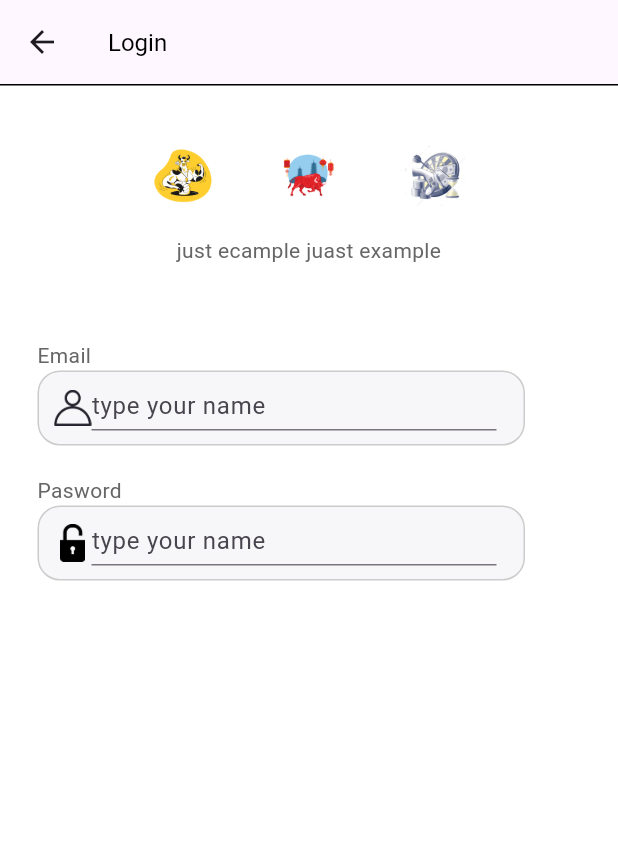
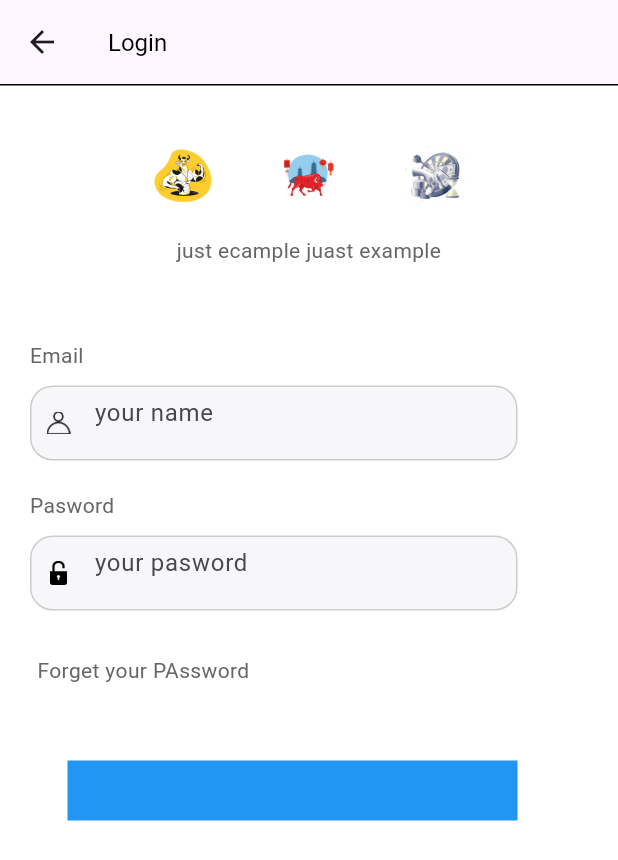
Before and after one commit to Berlinkg/app-one, a Flutter app: the SingIn screen opened by its route, on a phone screen of 412 x 824 dp. Shown: the top 860 px of the screen. Run offline on Flutter 3.47's test engine with Material 2 defaults, Android fonts, the phone set to English and light mode, and no system bars; our stand-ins replace dots_indicator, flutter_riverpod.

Commit message:
password

```diff
--- /dev/null
+++ b/lib/common/widgets/button_widgets.dart
@@ -0,0 +1,14 @@
+import 'package:flutter/material.dart';
+// import 'package:shop_app_2/common/utils/colors.dart';
+
+Widget appButton() {
+  return GestureDetector(
+    onTap: () {},
+    child: Container(
+      margin: const EdgeInsets.only(left: 45, right: 45),
+      height: 40,
+      width: 300,
+      decoration: const BoxDecoration(color: Colors.blue),
+    ),
+  );
+}
--- a/lib/pages/sing/sing_in_wideget.dart
+++ b/lib/pages/sing/sing_in_wideget.dart
@@ -46,13 +46,18 @@ Widget _loginButton(
 Widget appTextFile(
     {String text = '',
     String iconName = '',
-    String hinText = "type your name"}) {
+    String hinText = "type your adress",
+    bool obscureText = false}) {
   return Container(
-    padding: const EdgeInsets.only(left: 25, right: 22),
+    padding: const EdgeInsets.only(left: 20, right: 22),
     child: Column(
       crossAxisAlignment: CrossAxisAlignment.start,
       children: [
         text14Normal(text: text),
+        //Emaidyn razmerin karait /choiot
+        const SizedBox(
+          height: 10,
+        ),
         Container(
           width: 325,
           height: 50,
@@ -65,15 +70,30 @@ Widget appTextFile(
                 child: appImage(imagePath: iconName),
               ),
               //our tex filed Davai rabotai
-              //azyr kelet meniki/anan oshentyp menda yirotom
-              // sen bashka nerseni uirot komptu bashyna urasynby
-              // konechno
               Container(
                 width: 270,
                 height: 30,
                 child: TextField(
                   keyboardType: TextInputType.multiline,
-                  decoration: InputDecoration(hintText: hinText),
+                  decoration: InputDecoration(
+                    hintText: hinText,
+                    border: const OutlineInputBorder(
+                      borderSide: BorderSide(color: Colors.transparent),
+                    ),
+                    enabledBorder: const OutlineInputBorder(
+                      borderSide: BorderSide(color: Colors.transparent),
+                    ),
+                    focusedBorder: const OutlineInputBorder(
+                      borderSide: BorderSide(color: Colors.transparent),
+                    ),
+                    disabledBorder: const OutlineInputBorder(
+                      borderSide: BorderSide(color: Colors.transparent),
+                    ),
+                  ),
+                  onChanged: (value) {},
+                  maxLines: 1,
+                  autocorrect: false,
+                  obscureText: obscureText,
                 ),
               )
             ],
--- a/lib/pages/sing/sinng_in.dart
+++ b/lib/pages/sing/sinng_in.dart
@@ -1,4 +1,5 @@
 import 'package:flutter/material.dart';
+import 'package:shop_app_2/common/widgets/button_widgets.dart';
 import 'package:shop_app_2/common/widgets/text_widgets.dart';
 import 'package:shop_app_2/pages/sing/sing_in_wideget.dart';
 
@@ -22,12 +23,29 @@ class SingIn extends StatelessWidget {
                   const SizedBox(
                     height: 50,
                   ),
-                  appTextFile(text: "Email", iconName: "assets/images/use.png"),
+                  appTextFile(
+                      text: "Email",
+                      iconName: "assets/images/use.png",
+                      hinText: 'your name '),
                   const SizedBox(
                     height: 20,
                   ),
                   appTextFile(
-                      text: "Pasword", iconName: "assets/images/loc.png"),
+                      text: "Pasword",
+                      iconName: "assets/images/loc.png",
+                      hinText: 'your pasword',
+                      obscureText: true),
+                  const SizedBox(
+                    height: 20,
+                  ),
+                  Container(
+                      margin:
+                          const EdgeInsets.only(left: 25, right: 20, top: 10),
+                      child: text14Normal(text: 'Forget your PAssword')),
+                  const SizedBox(
+                    height: 50,
+                  ),
+                  appButton(),
                 ],
               )),
         ));
--- a/lib/pages/welcom/notifier/welcom_notifier.dart
+++ b/lib/pages/welcom/notifier/welcom_notifier.dart
@@ -1,4 +1,4 @@
-import 'package:flutter/widgets.dart';
+// import 'package:flutter/widgets.dart';
 import 'package:flutter_riverpod/flutter_riverpod.dart';
 
 part 'welcom_notifier.g.dart';
--- a/lib/pages/welcom/widgets.dart
+++ b/lib/pages/welcom/widgets.dart
@@ -1,7 +1,7 @@
 import 'package:flutter/material.dart';
 import 'package:shop_app_2/common/widgets/app_shadou.dart';
 import 'package:shop_app_2/common/widgets/text_widgets.dart';
-import 'package:shop_app_2/pages/sing/sinng_in.dart';
+// import 'package:shop_app_2/pages/sing/sinng_in.dart';
 // import 'package:shop_app_2/pages/sing/sinng_in.dart';
 
 Widget appOnboardingPage(
```
Also changed, not shown: lib/common/widgets/image_widget.dart (+8 -5 lines), lib/common/widgets/text_widgets.dart (+15 -0 lines).
